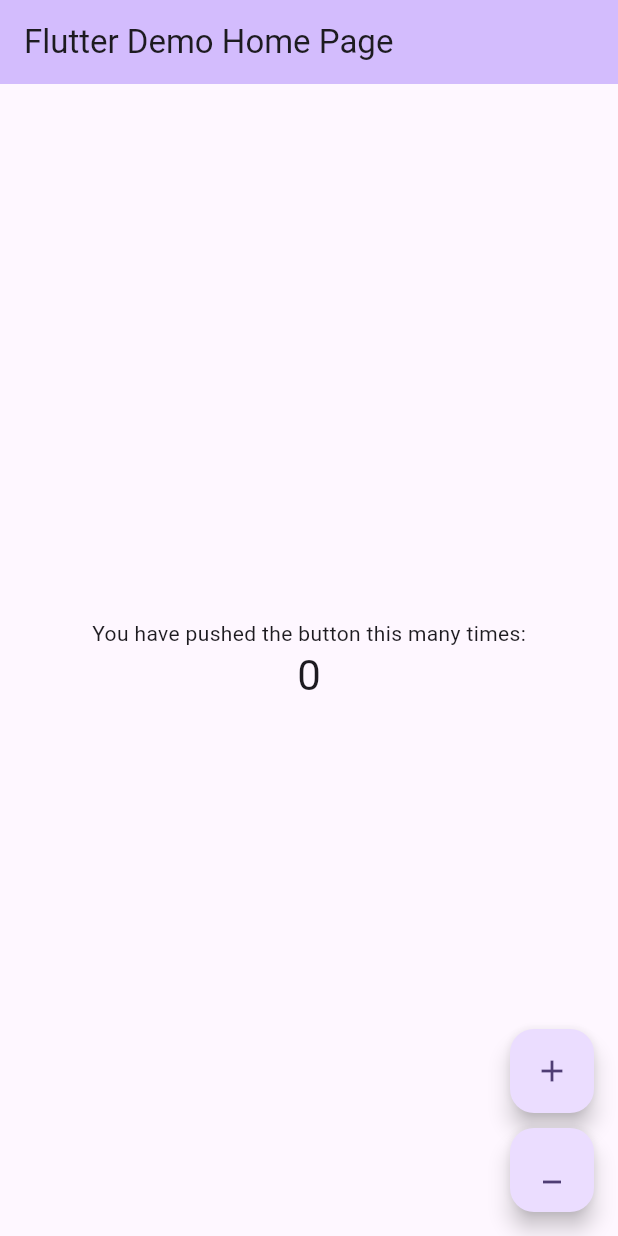
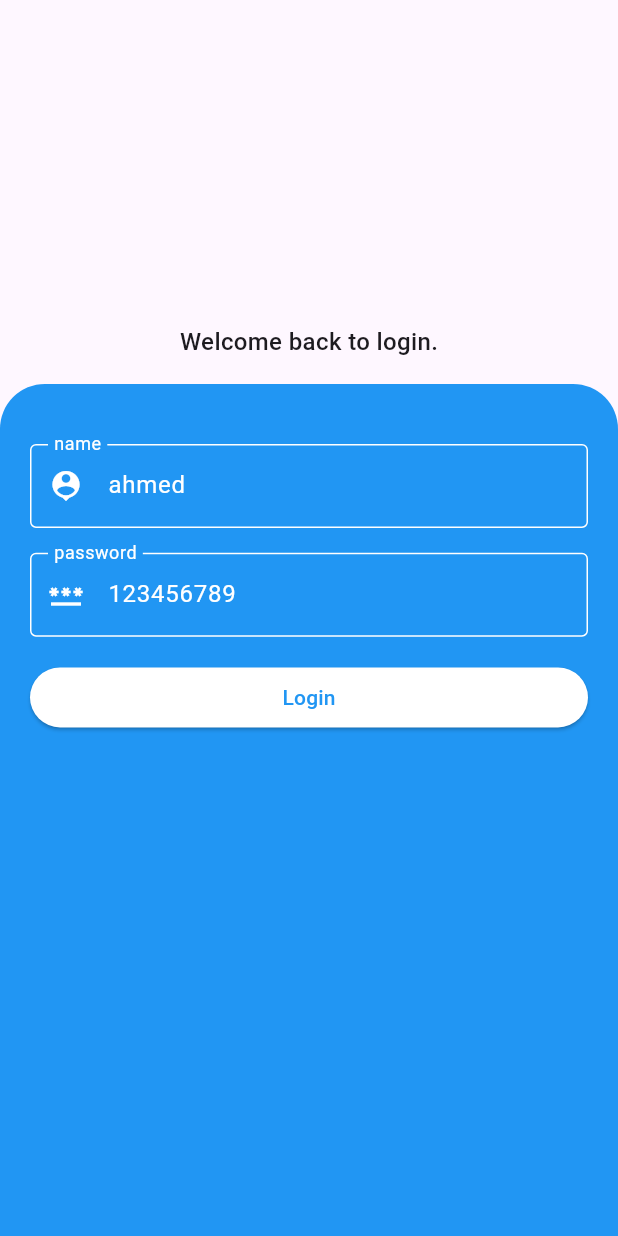
Before and after one commit to Ahmedmohamed628/demo_app, a Flutter app: the screen it shows after launch, on a phone screen of 412 x 824 dp. Run offline on Flutter 3.47's test engine with Material 3 defaults, Android fonts, the phone set to English and light mode, and no system bars; our stand-ins replace bloc, equatable, flutter_bloc, hydrated_bloc.

Commit message:
blocListener added with snackBar for success and failure.

```diff
--- a/lib/controllers/bloc/counter_bloc.dart
+++ /dev/null
@@ -1,14 +0,0 @@
-import 'package:bloc/bloc.dart';
-import 'package:meta/meta.dart';
-
-part 'counter_event.dart';
-
-part 'counter_state.dart';
-
-class CounterBloc extends Bloc<CounterEvent, CounterState> {
-  CounterBloc() : super(CounterInitial()) {
-    on<CounterEvent>((event, emit) {
-      // TODO: implement event handler
-    });
-  }
-}
--- a/lib/controllers/bloc/counter_event.dart
+++ /dev/null
@@ -1,4 +0,0 @@
-part of 'counter_bloc.dart';
-
-@immutable
-sealed class CounterEvent {}
--- a/lib/controllers/bloc/counter_state.dart
+++ /dev/null
@@ -1,6 +0,0 @@
-part of 'counter_bloc.dart';
-
-@immutable
-sealed class CounterState {}
-
-final class CounterInitial extends CounterState {}
--- a/lib/controllers/cubit/counter_cubit.dart
+++ /dev/null
@@ -1,49 +0,0 @@
-// import 'package:flutter_bloc/flutter_bloc.dart';
-// // import 'package:meta/meta.dart';
-//
-// // part 'counter_state.dart';
-//
-// class CounterCubit extends Cubit<int> {
-//   CounterCubit() : super(0);
-//
-//   //1st function
-//   void increment() {
-//     emit(state + 1);
-//   }
-//
-//   //2nd function
-//   void decrement() {
-//     emit(state - 1);
-//   }
-// }
-
-import 'package:hydrated_bloc/hydrated_bloc.dart';
-import 'package:meta/meta.dart';
-
-part 'counter_state.dart';
-
-class CounterCubit extends HydratedCubit<CounterState> {
-  CounterCubit() : super(CounterInitial());
-
-  //1st function
-  void increment() {
-    emit(CounterUpdate(state.count + 1));
-  }
-
-  //2nd function
-  void decrement() {
-    emit(CounterUpdate(state.count - 1));
-  }
-
-  @override
-  CounterState? fromJson(Map<String, dynamic> json) {
-    return CounterUpdate(json['count']);
-  }
-
-  @override
-  Map<String, dynamic>? toJson(CounterState state) {
-    return {
-      'count': state.count,
-    };
-  }
-}
--- a/lib/controllers/cubit/counter_state.dart
+++ /dev/null
@@ -1,18 +0,0 @@
-part of 'counter_cubit.dart';
-
-@immutable
-sealed class CounterState {
-  const CounterState(this.count);
-
-  final int count;
-}
-
-final class CounterInitial extends CounterState {
-  const CounterInitial() : super(0);
-}
-
-final class CounterUpdate extends CounterState {
-  const CounterUpdate(super.count);
-}
-
-//todo (Note): no need for the state file when data type in cubit file changed from state to other data type
--- /dev/null
+++ b/lib/controllers/cubit/login_cubit.dart
@@ -0,0 +1,19 @@
+import 'package:bloc/bloc.dart';
+import 'package:equatable/equatable.dart';
+import 'package:meta/meta.dart';
+
+part 'login_state.dart';
+
+class LoginCubit extends Cubit<LoginState> {
+  LoginCubit() : super(LoginInitial());
+
+  void login(String name, String password) async {
+    emit(LoginLoading());
+    await Future.delayed(const Duration(seconds: 2));
+    if (name == 'ahmed' && password == '123456789') {
+      emit(LoginSuccess());
+    } else {
+      emit(LoginFailure('invalid name or password'));
+    }
+  }
+}
--- /dev/null
+++ b/lib/controllers/cubit/login_state.dart
@@ -0,0 +1,35 @@
+part of 'login_cubit.dart';
+
+@immutable
+sealed class LoginState extends Equatable {
+  const LoginState();
+
+  @override
+  List<Object?> get props => [];
+}
+
+final class LoginInitial extends LoginState {
+  const LoginInitial();
+}
+
+final class LoginLoading extends LoginState {
+  const LoginLoading();
+}
+
+final class LoginSuccess extends LoginState {
+  // final String email;
+  // final String password;
+  // const LoginSuccess(this.email, this.password);
+  //
+  // @override
+  // List<Object?> get props => [email, password];
+}
+
+final class LoginFailure extends LoginState {
+  final String errorMessage;
+
+  const LoginFailure(this.errorMessage);
+
+  @override
+  List<Object?> get props => [errorMessage];
+}
--- a/lib/main.dart
+++ b/lib/main.dart
@@ -1,4 +1,5 @@
-import 'package:demo_project/controllers/cubit/counter_cubit.dart';
+import 'package:demo_project/controllers/cubit/login_cubit.dart';
+import 'package:demo_project/widgets/custom_form_field.dart';
 import 'package:flutter/material.dart';
 import 'package:flutter_bloc/flutter_bloc.dart';
 import 'package:hydrated_bloc/hydrated_bloc.dart';
@@ -20,74 +21,115 @@ class MyApp extends StatelessWidget {
   @override
   Widget build(BuildContext context) {
     return MaterialApp(
-      title: 'Flutter Demo',
+      debugShowCheckedModeBanner: false,
+      title: 'Login',
       theme: ThemeData(
         colorScheme: ColorScheme.fromSeed(seedColor: Colors.deepPurple),
       ),
-      home: const MyHomePage(title: 'Flutter Demo Home Page'),
+      home: BlocProvider(
+        create: (context) => LoginCubit(),
+        child: MyHomePage(),
+      ),
     );
   }
 }
 
 class MyHomePage extends StatelessWidget {
-  const MyHomePage({super.key, required this.title});
+  MyHomePage({super.key});
 
-  final String title;
-
+  // final String title;
+  // final emailController = TextEditingController(text: 'am@gmail.com');
+  final nameController = TextEditingController(text: 'ahmed');
+  final passwordController = TextEditingController(text: '123456789');
+  final formKey = GlobalKey<FormState>();
   @override
   Widget build(BuildContext context) {
-    print('build parent');
-    return BlocProvider(
-      create: (context) => CounterCubit(),
+    return GestureDetector(
+      onTap: () => FocusScope.of(context).unfocus(),
       child: Scaffold(
-        appBar: AppBar(
-          backgroundColor: Theme.of(context).colorScheme.inversePrimary,
-          title: Text(title),
-        ),
-        body: BlocListener<CounterCubit, CounterState>(
+        body: BlocListener<LoginCubit, LoginState>(
           listener: (context, state) {
-            if (state.count == 5) {
-              ScaffoldMessenger.of(context).showSnackBar(
-                const SnackBar(content: Text('Count is 5')),);
+            if (state is LoginFailure) {
+              ScaffoldMessenger.of(context).showSnackBar(SnackBar(
+                content: Text(state.errorMessage),
+                backgroundColor: Colors.red,),
+              );
+            } else if (state is LoginSuccess) {
+              ScaffoldMessenger.of(context).showSnackBar(SnackBar(
+                content: Text('Login Success'), backgroundColor: Colors.green,),
+              );
             }
           },
-          child: Center(
+          child: BlocBuilder<LoginCubit, LoginState>(
+            builder: (context, state) {
+              return Form(
+                key: formKey,
                 child: Column(
-            mainAxisAlignment: MainAxisAlignment.center,
-            children: <Widget>[
-              const Text('You have pushed the button this many times:'),
-              BlocBuilder<CounterCubit, CounterState>(
-                builder: (context, state) {
-                  return Text(
-                    state.count.toString(),
-                    style: Theme.of(context).textTheme.headlineMedium,
-                  );
+                  crossAxisAlignment: CrossAxisAlignment.center,
+                  spacing: MediaQuery
+                      .of(context)
+                      .size
+                      .height * 0.02,
+                  children: [
+                    SizedBox(height: 200),
+                    Text('Welcome back to login.', style: TextStyle(
+                        fontSize: 16, fontWeight: FontWeight.w500),),
+                    Expanded(
+                      child: Container(
+                        padding: EdgeInsets.symmetric(
+                            vertical: 40, horizontal: 20),
+                        decoration: BoxDecoration(
+                          color: Colors.blue,
+                          borderRadius: BorderRadius.only(
+                            topRight: Radius.circular(30),
+                            topLeft: Radius.circular(30),),
+                        ),
+                        child: SingleChildScrollView(
+                          child: Column(
+                            spacing: MediaQuery
+                                .of(context)
+                                .size
+                                .height * 0.02,
+                            crossAxisAlignment: CrossAxisAlignment.stretch,
+                            children: [
+                              CustomTextFormField(
+                                isEmail: false,
+                                labelText: 'name',
+                                prefixIcon: Icon(Icons.person_pin),
+                                controller: nameController,
+                              ),
+                              CustomTextFormField(
+                                isPassword: true,
+                                labelText: 'password',
+                                prefixIcon: Icon(Icons.password),
+                                controller: passwordController,
+                              ),
+                              state is LoginLoading ? Center(
+                                child: CircularProgressIndicator(
+                                  color: Colors.white,),) :
+                              ElevatedButton(
+                                  onPressed: () {
+                                    context.read<LoginCubit>().login(
+                                        nameController.text,
+                                        passwordController.text);
                                   },
+                                  style: ElevatedButton.styleFrom(
+                                    backgroundColor: Colors.white,
+                                    foregroundColor: Colors.blue,
+                                  ),
+                                  child: Text('Login')
                               ),
                             ],
                           ),
                         ),
                       ),
-        floatingActionButton: BlocBuilder<CounterCubit, CounterState>(
-          builder: (context, state) {
-            return Column(
-              spacing: 10,
-              mainAxisAlignment: MainAxisAlignment.end,
-              children: [
-                FloatingActionButton(
-                  onPressed: () => context.read<CounterCubit>().increment(),
-                  tooltip: 'Increment',
-                  child: const Icon(Icons.add),
-                ),
-                FloatingActionButton(
-                  onPressed: () => context.read<CounterCubit>().decrement(),
-                  tooltip: 'decrement',
-                  child: const Icon(Icons.minimize),
                     ),
                   ],
+                ),
               );
             },
-        ), // This trailing comma makes auto-formatting nicer for build methods.
+          ),
+        ),
       ),
     );
   }
--- /dev/null
+++ b/lib/widgets/custom_form_field.dart
@@ -0,0 +1,80 @@
+import 'package:flutter/material.dart';
+
+class CustomTextFormField extends StatelessWidget {
+  const CustomTextFormField({
+    super.key,
+    // required this.hintText,
+    required this.labelText,
+    // this.suffixIcon,
+    this.prefixIcon,
+    required this.controller,
+    this.isPassword = false,
+    this.isEmail = false,
+    // this.isObscure = false,
+    this.onSuffixIconTap,
+  });
+
+  // final String hintText;
+  final String labelText;
+
+  // final Widget? suffixIcon;
+  final Widget? prefixIcon;
+  final TextEditingController controller;
+  final bool isPassword;
+  final bool isEmail;
+
+  // final bool isObscure;
+  final VoidCallback? onSuffixIconTap;
+
+  bool isEmailValid(String email) {
+    final emailRegExp = RegExp(r"^[a-zA-Z0-9.]+@[a-zA-Z0-9]+\.[a-zA-Z]+");
+    return emailRegExp.hasMatch(email);
+  }
+
+  @override
+  Widget build(BuildContext context) {
+    return TextFormField(
+      style: TextStyle(color: Colors.white),
+      controller: controller,
+      validator: (value) {
+        if (value == null || value.trim().isEmpty) {
+          return 'Please enter $labelText';
+        }
+        if (isEmail && !isEmailValid(value)) {
+          return 'Please enter a valid email address';
+        }
+        if (isPassword && value.length < 8) {
+          return 'Password should be at least 8 characters';
+        }
+        return null;
+      },
+
+      // obscureText: isPassword ? isObscure : false,
+      cursorColor: Colors.white,
+      cursorHeight: 20,
+      decoration: InputDecoration(
+        enabledBorder: OutlineInputBorder(
+          borderSide: BorderSide(color: Colors.white),
+        ),
+        focusedBorder: OutlineInputBorder(
+          borderSide: BorderSide(color: Colors.white),
+        ),
+        errorBorder: OutlineInputBorder(
+          borderSide: BorderSide(color: Colors.white),
+        ),
+        focusedErrorBorder: OutlineInputBorder(
+          borderSide: BorderSide(color: Colors.white),
+        ),
+        filled: true,
+        fillColor: Colors.transparent,
+        label: Text(labelText),
+        labelStyle: TextStyle(color: Colors.white),
+        // hintText: hintText,
+        // hintStyle: TextStyle(color: Colors.white),
+        prefixIcon: prefixIcon,
+        prefixIconColor: Colors.white,
+        errorStyle: TextStyle(color: Colors.red, fontWeight: FontWeight.bold),
+      ),
+    );
+  }
+}
--- a/pubspec.yaml
+++ b/pubspec.yaml
@@ -37,6 +37,7 @@ dependencies:
   flutter_bloc: ^9.1.1
   path_provider: ^2.1.5
   hydrated_bloc: ^11.0.0
+  equatable: ^2.0.8
 
 dev_dependencies:
   flutter_test:
```
Also changed, not shown: pubspec.lock, 1 other file. Lines whose indentation alone changed are shown as unchanged.
